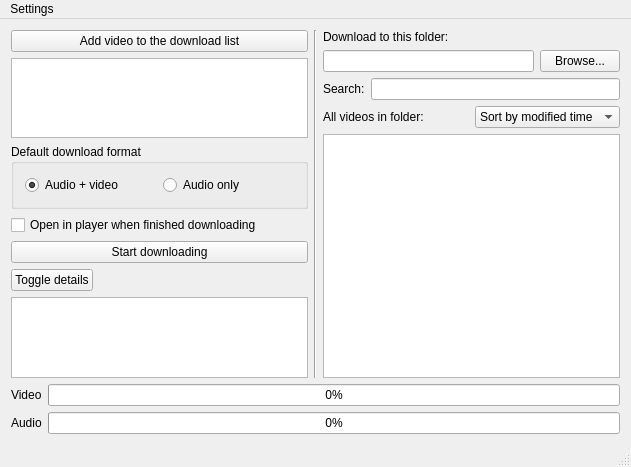
Before: the Qt Designer form mainwindow.ui in doublejim/QYoutubeDownloader, drawn with Qt 5.
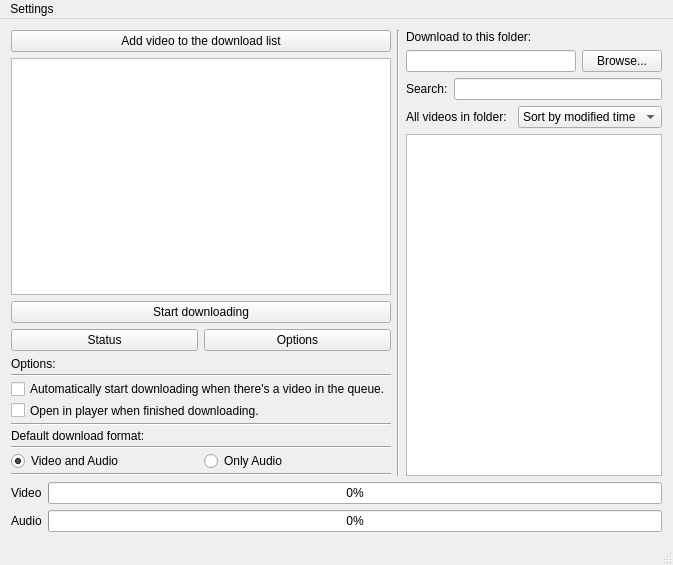
After: the same form once the commit is applied.

Commit message: Introducing: The options area. Often changed settings now have their place.

The edit to the form file:
```diff
--- a/mainwindow.ui
+++ b/mainwindow.ui
@@ -6,8 +6,8 @@
    <rect>
     <x>0</x>
     <y>0</y>
-    <width>631</width>
-    <height>467</height>
+    <width>673</width>
+    <height>565</height>
    </rect>
   </property>
   <property name="windowTitle">
@@ -16,9 +16,9 @@
   <widget class="QWidget" name="centralWidget">
    <layout class="QVBoxLayout" name="verticalLayout_4">
     <item>
-     <layout class="QHBoxLayout" name="horizontalLayout_5">
+     <layout class="QHBoxLayout" name="horizontalLayout_6">
       <item>
-       <layout class="QVBoxLayout" name="verticalLayout">
+       <layout class="QVBoxLayout" name="verticalLayout_3" stretch="0,6,0,0,3">
         <item>
          <widget class="QPushButton" name="btnAddVideoToQueue">
           <property name="text">
@@ -33,39 +33,6 @@
           </property>
          </widget>
         </item>
-        <item>
-         <widget class="QGroupBox" name="groupBox">
-          <property name="title">
-           <string>Default download format</string>
-          </property>
-          <layout class="QHBoxLayout" name="horizontalLayout_4">
-           <item>
-            <widget class="QRadioButton" name="radioAudioVideo">
-             <property name="text">
-              <string>Audio + video</string>
-             </property>
-             <property name="checked">
-              <bool>true</bool>
-             </property>
-            </widget>
-           </item>
-           <item>
-            <widget class="QRadioButton" name="radioAudioOnly">
-             <property name="text">
-              <string>Audio only</string>
-             </property>
-            </widget>
-           </item>
-          </layout>
-         </widget>
-        </item>
-        <item>
-         <widget class="QCheckBox" name="checkOpenInPlayerAfterDownload">
-          <property name="text">
-           <string>Open in player when finished downloading</string>
-          </property>
-         </widget>
-        </item>
         <item>
          <widget class="QPushButton" name="btnStartDownload">
           <property name="text">
@@ -74,29 +41,170 @@
          </widget>
         </item>
         <item>
-         <layout class="QVBoxLayout" name="verticalLayout_3">
-          <item alignment="Qt::AlignLeft">
-           <widget class="QPushButton" name="btnToggleDetails">
+         <layout class="QHBoxLayout" name="horizontalLayout_5">
+          <item>
+           <widget class="QPushButton" name="btnShowStatus">
             <property name="text">
-             <string>Toggle details</string>
+             <string>Status</string>
             </property>
            </widget>
           </item>
           <item>
-           <widget class="QTextEdit" name="textDetails">
-            <property name="layoutDirection">
-             <enum>Qt::LeftToRight</enum>
-            </property>
-            <property name="locale">
-             <locale language="English" country="UnitedStates"/>
-            </property>
-            <property name="textInteractionFlags">
-             <set>Qt::TextSelectableByKeyboard|Qt::TextSelectableByMouse</set>
+           <widget class="QPushButton" name="btnShowOptions">
+            <property name="text">
+             <string>Options</string>
             </property>
            </widget>
           </item>
          </layout>
         </item>
+        <item>
+         <widget class="QStackedWidget" name="stackedWidget">
+          <property name="currentIndex">
+           <number>1</number>
+          </property>
+          <widget class="QWidget" name="page">
+           <layout class="QVBoxLayout" name="verticalLayout_5">
+            <property name="leftMargin">
+             <number>0</number>
+            </property>
+            <property name="topMargin">
+             <number>0</number>
+            </property>
+            <property name="rightMargin">
+             <number>0</number>
+            </property>
+            <property name="bottomMargin">
+             <number>0</number>
+            </property>
+            <item>
+             <widget class="QTextEdit" name="textDetails">
+              <property name="layoutDirection">
+               <enum>Qt::LeftToRight</enum>
+              </property>
+              <property name="locale">
+               <locale language="English" country="UnitedStates"/>
+              </property>
+              <property name="textInteractionFlags">
+               <set>Qt::TextSelectableByKeyboard|Qt::TextSelectableByMouse</set>
+              </property>
+             </widget>
+            </item>
+           </layout>
+          </widget>
+          <widget class="QWidget" name="page_2">
+           <property name="sizePolicy">
+            <sizepolicy hsizetype="Preferred" vsizetype="Preferred">
+             <horstretch>0</horstretch>
+             <verstretch>0</verstretch>
+            </sizepolicy>
+           </property>
+           <property name="minimumSize">
+            <size>
+             <width>0</width>
+             <height>110</height>
+            </size>
+           </property>
+           <layout class="QVBoxLayout" name="verticalLayout">
+            <property name="spacing">
+             <number>3</number>
+            </property>
+            <property name="sizeConstraint">
+             <enum>QLayout::SetMaximumSize</enum>
+            </property>
+            <property name="leftMargin">
+             <number>0</number>
+            </property>
+            <property name="topMargin">
+             <number>0</number>
+            </property>
+            <property name="rightMargin">
+             <number>0</number>
+            </property>
+            <property name="bottomMargin">
+             <number>0</number>
+            </property>
+            <item>
+             <widget class="QLabel" name="label_2">
+              <property name="text">
+               <string>Options:</string>
+              </property>
+             </widget>
+            </item>
+            <item>
+             <widget class="Line" name="line_3">
+              <property name="orientation">
+               <enum>Qt::Horizontal</enum>
+              </property>
+             </widget>
+            </item>
+            <item>
+             <widget class="QCheckBox" name="checkAutoDownload">
+              <property name="text">
+               <string>Automatically start downloading when there's a video in the queue.</string>
+              </property>
+             </widget>
+            </item>
+            <item>
+             <widget class="QCheckBox" name="checkOpenInPlayerAfterDownload">
+              <property name="text">
+               <string>Open in player when finished downloading.</string>
+              </property>
+             </widget>
+            </item>
+            <item>
+             <widget class="Line" name="line_2">
+              <property name="orientation">
+               <enum>Qt::Horizontal</enum>
+              </property>
+             </widget>
+            </item>
+            <item>
+             <widget class="QLabel" name="label">
+              <property name="text">
+               <string>Default download format:</string>
+              </property>
+             </widget>
+            </item>
+            <item>
+             <widget class="Line" name="line_4">
+              <property name="orientation">
+               <enum>Qt::Horizontal</enum>
+              </property>
+             </widget>
+            </item>
+            <item>
+             <layout class="QHBoxLayout" name="horizontalLayout_4">
+              <item>
+               <widget class="QRadioButton" name="radioAudioVideo">
+                <property name="text">
+                 <string>Video and Audio</string>
+                </property>
+                <property name="checked">
+                 <bool>true</bool>
+                </property>
+               </widget>
+              </item>
+              <item>
+               <widget class="QRadioButton" name="radioAudioOnly">
+                <property name="text">
+                 <string>Only Audio</string>
+                </property>
+               </widget>
+              </item>
+             </layout>
+            </item>
+            <item>
+             <widget class="Line" name="line_5">
+              <property name="orientation">
+               <enum>Qt::Horizontal</enum>
+              </property>
+             </widget>
+            </item>
+           </layout>
+          </widget>
+         </widget>
+        </item>
        </layout>
       </item>
       <item>
@@ -235,8 +343,8 @@
     <rect>
      <x>0</x>
      <y>0</y>
-     <width>631</width>
-     <height>19</height>
+     <width>673</width>
+     <height>21</height>
     </rect>
    </property>
    <property name="defaultUp">
```
Left out of the diff: 4 changed lines with no effect on the pictures. The commit also changes 6 other files.
